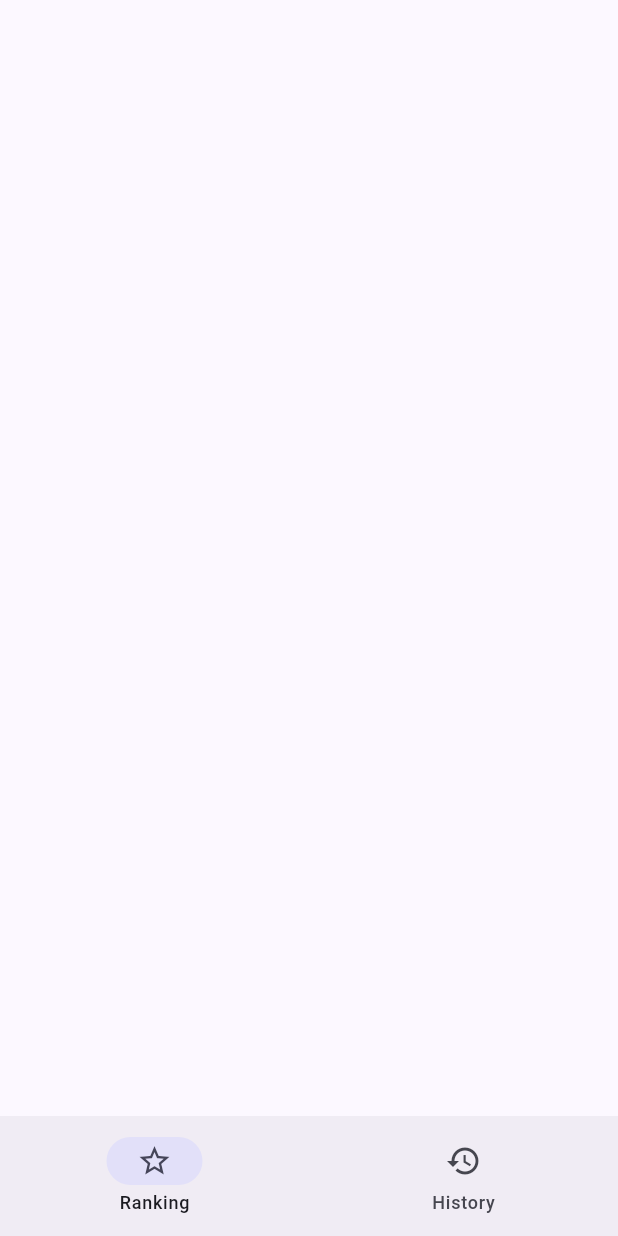
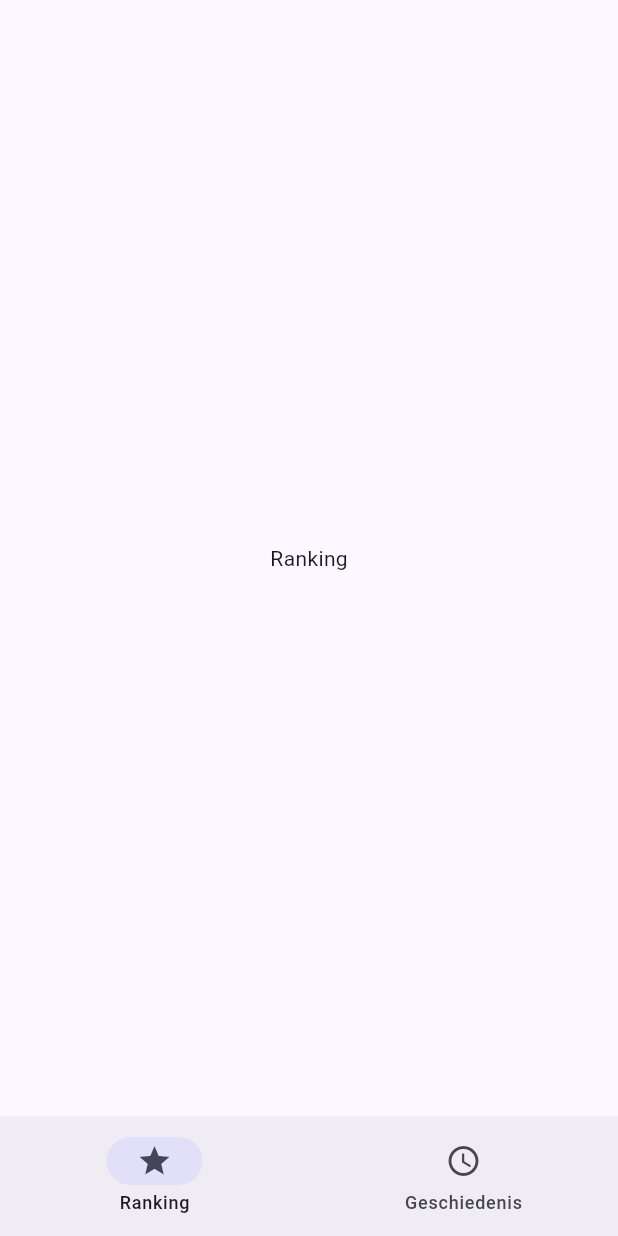
Before and after one commit to jan-claeys/kickerflutter, a Flutter app: the screen it shows after launch, on a phone screen of 412 x 824 dp. Run offline on Flutter 3.47's test engine with Material 2 defaults, Android fonts, the light colour scheme and no system bars.

Commit message:
Add bottom navigation

```diff
--- a/lib/main.dart
+++ b/lib/main.dart
@@ -31,10 +31,10 @@ class MyHomePage extends StatefulWidget {
 }
 
 class _MyHomePageState extends State<MyHomePage> {
+  int currentPageIndex = 0;
 
   @override
   Widget build(BuildContext context) {
-    int currentPageIndex = 0;
 
     return Scaffold(
       bottomNavigationBar: NavigationBar(
@@ -45,10 +45,36 @@ class _MyHomePageState extends State<MyHomePage> {
         },
         selectedIndex: currentPageIndex,
         destinations: const <Widget>[
-          NavigationDestination(icon: Icon(Icons.star_border), label: "Ranking"),
-          NavigationDestination(icon: Icon(Icons.history_outlined), label: "History"),
+          NavigationDestination(icon: Icon(Icons.star_border), selectedIcon: Icon(Icons.star),label: "Ranking"),
+          NavigationDestination(icon: Icon(Icons.access_time), selectedIcon: Icon(Icons.access_time_filled_outlined), label: "Geschiedenis"),
         ],
       ),
+      body: <Widget>[
+        const RankingPage(),
+        const HistoryPage(),
+      ][currentPageIndex],
     );
   }
 }
+
+class RankingPage extends StatelessWidget{
+  const RankingPage({super.key});
+
+  @override
+  Widget build(BuildContext context) {
+    return const Center(
+      child: Text("Ranking"),
+    );
+  }
+}
+
+class HistoryPage extends StatelessWidget{
+  const HistoryPage({super.key});
+
+  @override
+  Widget build(BuildContext context) {
+    return const Center(
+      child: Text("History"),
+    );
+  }
+}
```
